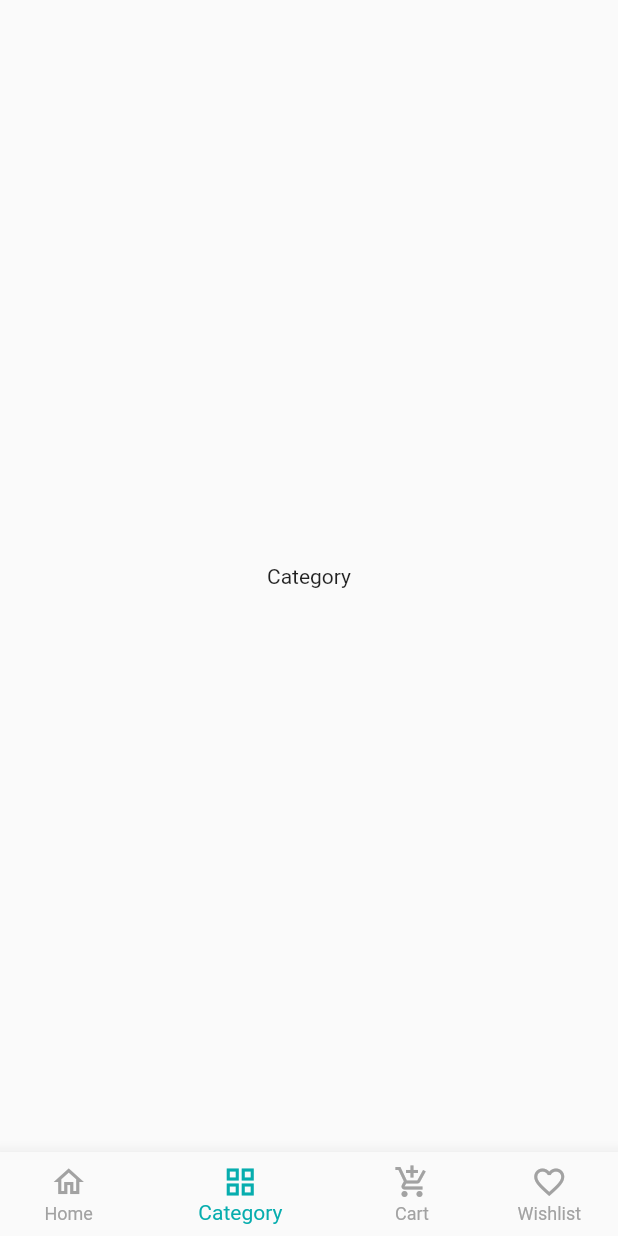
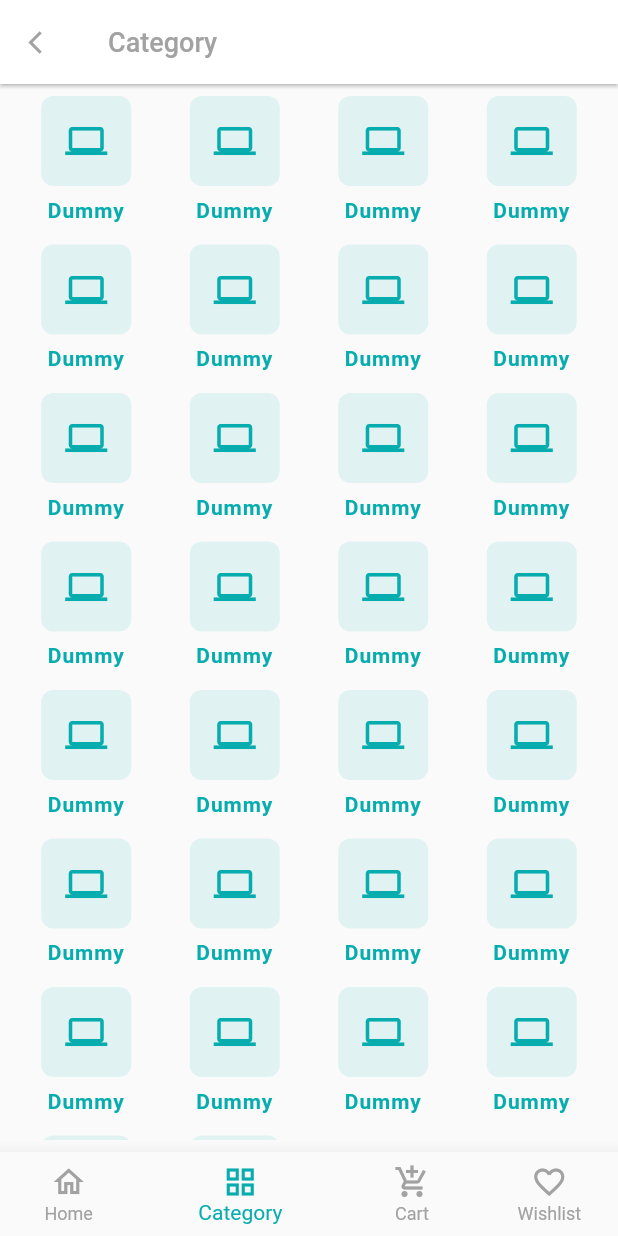
Before and after one commit to dipu363/E-Commarce_craftybay, a Flutter app: the screen it shows after launch, item 2 of the bottom bar chosen, on a phone screen of 412 x 824 dp. Run offline on Flutter 3.47's test engine with Material 2 defaults, Android fonts, the phone set to English and light mode, and no system bars; our stand-ins replace carousel_slider, get, pin_code_fields.

Commit message:
added home screen and category screen done

```diff
--- a/lib/main.dart
+++ b/lib/main.dart
@@ -41,7 +41,16 @@ class CraftyBay extends StatelessWidget {
       theme: ThemeData(
         appBarTheme: const AppBarTheme(
             backgroundColor: Colors.white,
-          elevation: 1,
+            elevation: 1,
+            iconTheme: IconThemeData(
+                color: grayColor,
+                size: 18),
+            titleTextStyle: TextStyle(
+            color:grayColor,
+              fontSize: 18,
+              fontWeight: FontWeight.w500,
+
+          )
         ),
 
         brightness: Brightness.light,
--- a/lib/ui/screen/bottom_nav_bar_screen.dart
+++ b/lib/ui/screen/bottom_nav_bar_screen.dart
@@ -1,3 +1,5 @@
+import '/ui/state_managers/buttom_nav_bar_controller.dart';
+import 'package:get/get.dart';
 import '/ui/screen/cart_screen.dart';
 import '/ui/screen/home_screen.dart';
 import '/ui/screen/wish_list_screen.dart';
@@ -6,35 +8,29 @@ import 'package:flutter/material.dart';
 
 import 'category_screen.dart';
 
-class BottomNavBarScreen extends StatefulWidget {
-  const BottomNavBarScreen({Key? key}) : super(key: key);
+class BottomNavBarScreen extends StatelessWidget {
+   BottomNavBarScreen({Key? key}) : super(key: key);
 
-  @override
-  State<BottomNavBarScreen> createState() => _BottomNavBarScreenState();
-}
+  final BottomNabBarController _bottomNabBarController = Get.put(BottomNabBarController());
 
-class _BottomNavBarScreenState extends State<BottomNavBarScreen> {
   final List<Widget> _screens = const [
     HomeScreen(),
     CategoryScreen(),
     CartScreen(),
     WishListScreen()
   ];
- int _selected_screen = 0;
 
   @override
   Widget build(BuildContext context) {
     return Scaffold(
-      bottomNavigationBar: BottomNavigationBar(
+      bottomNavigationBar: GetBuilder<BottomNabBarController>(
+        builder: (controller) {
+          return BottomNavigationBar(
             onTap: (value ){
-          print('value = $value');
-          _selected_screen = value;
-          if(mounted){
-            setState(() {});
-          }
+             controller.changeIndex(value);
             },
             elevation: 10,
-        currentIndex: _selected_screen,
+            currentIndex: controller.selectedIndex,
             selectedItemColor: primaryColor,
             unselectedItemColor: grayColor,
             showUnselectedLabels: true,
@@ -58,10 +54,16 @@ class _BottomNavBarScreenState extends State<BottomNavBarScreen> {
                 label: 'Wishlist'
               ),
             ],
+          );
+        }
       ),
 
 
-      body: _screens[_selected_screen],
+      body: GetBuilder<BottomNabBarController>(
+        builder: (controller) {
+          return _screens[controller.selectedIndex];
+        }
+      )
     );
   }
 }
--- a/lib/ui/screen/category_screen.dart
+++ b/lib/ui/screen/category_screen.dart
@@ -1,9 +1,40 @@
+
+import 'package:get/get.dart';
+import '../state_managers/buttom_nav_bar_controller.dart';
+import '/ui/widget/caregoty_card_widget.dart';
 import 'package:flutter/material.dart';
 class CategoryScreen extends StatelessWidget {
   const CategoryScreen({Key? key}) : super(key: key);
 
   @override
   Widget build(BuildContext context) {
-    return const Center(child: Text('Category'),);
+    return Scaffold(
+      appBar: AppBar(
+        leading:  GetBuilder<BottomNabBarController>(
+
+          builder: (controller) {
+            return IconButton(onPressed: () {
+              controller.backHome();
+            },
+              icon: const Icon(Icons.arrow_back_ios),);
+          }
+        ),
+        title: const Text('Category')
+
+      ),
+      body: Padding(
+        padding: const EdgeInsets.all(8.0),
+        child: GridView.builder(
+          itemCount: 30,
+            gridDelegate: const SliverGridDelegateWithFixedCrossAxisCount(
+            crossAxisCount: 4
+            ),
+            itemBuilder: (context,index){
+            return const CategoryCardWidget(name: 'Dummy');
+            }),
+      ),
+
+
+    );
   }
 }
--- a/lib/ui/screen/home_screen.dart
+++ b/lib/ui/screen/home_screen.dart
@@ -1,7 +1,6 @@
 
 import '../widget/caregoty_card_widget.dart';
 import '../widget/product_card_widget.dart';
-import '/ui/utils/app_colors.dart';
 
 import 'package:flutter/material.dart';
 
--- a/lib/ui/screen/splash_screen.dart
+++ b/lib/ui/screen/splash_screen.dart
@@ -1,9 +1,5 @@
 
 import 'package:craftybay/ui/screen/bottom_nav_bar_screen.dart';
-import 'package:craftybay/ui/screen/email_verification_screen.dart';
-import 'package:craftybay/ui/screen/otp_verification_screen.dart';
-
-import '../screen/home_screen.dart';
 import 'package:flutter/material.dart';
 import 'package:get/get.dart';
 import '../utils/app_colors.dart';
@@ -22,7 +18,7 @@ class _SplashScreenState extends State<SplashScreen> {
 
     super.initState();
 
-    Future.delayed(const Duration(seconds: 4)).then((value) => Get.offAll(const BottomNavBarScreen()));
+    Future.delayed(const Duration(seconds: 4)).then((value) => Get.offAll(BottomNavBarScreen()));
   }
   @override
   Widget build(BuildContext context) {
--- /dev/null
+++ b/lib/ui/state_managers/buttom_nav_bar_controller.dart
@@ -0,0 +1,24 @@
+
+
+import 'package:get/get.dart';
+
+class BottomNabBarController extends GetxController{
+  int _selectedIndex = 0;
+
+  int get selectedIndex => _selectedIndex;
+
+  void changeIndex(int index){
+    _selectedIndex = index;
+    update();
+  }
+
+  void backHome(){
+    if(selectedIndex !=0){
+      _selectedIndex = 0;
+      update();
+    }
+  }
+
+
+
+}
```
Lines whose indentation alone changed are shown as unchanged.
